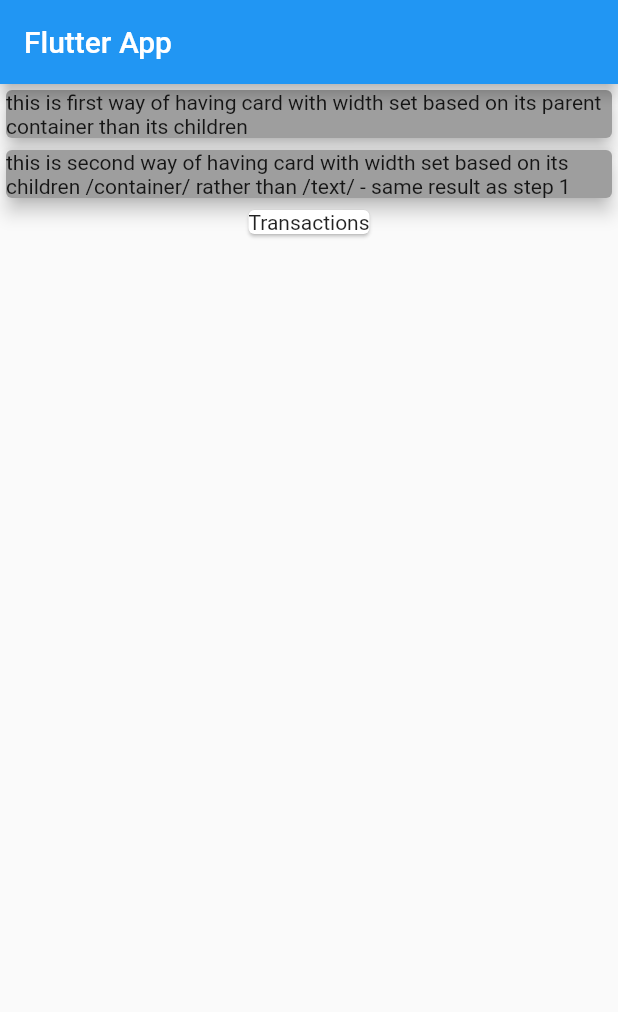
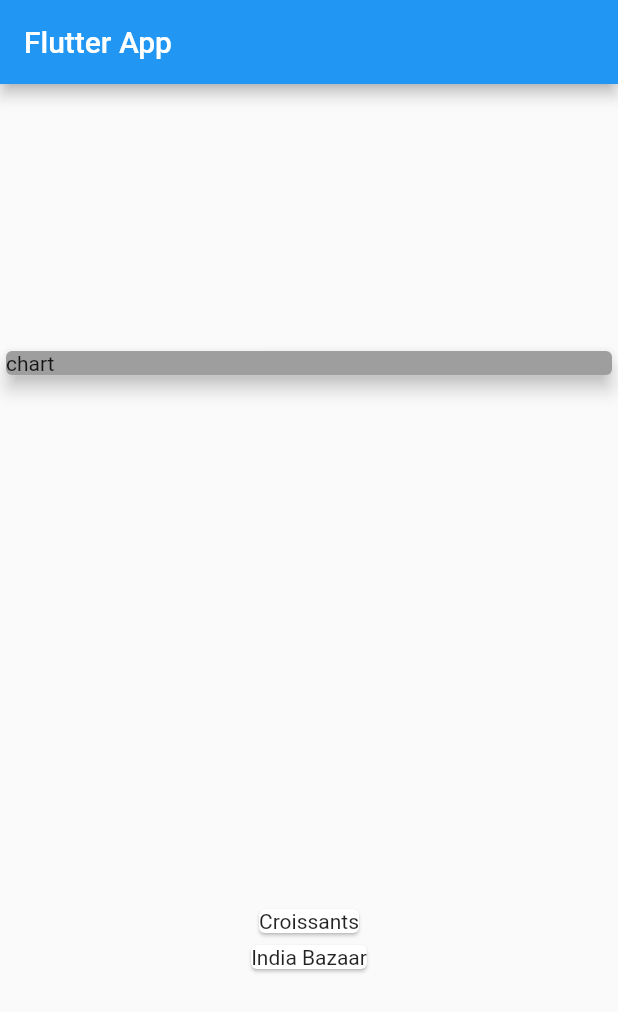
Before and after one commit to nagarakesh4/flutter_expenses_app, a Flutter app: the screen it shows after launch, on a phone screen of 412 x 824 dp. Shown: the top 1012 px of the screen. Run offline on Flutter 3.47's test engine with Material 2 defaults, Android fonts, the phone set to English and light mode, and no system bars.

Commit message:
add transaction card

```diff
--- a/lib/main.dart
+++ b/lib/main.dart
@@ -1,3 +1,4 @@
+import './transaction.dart';
 import 'package:flutter/material.dart';
 
 void main() {
@@ -19,6 +20,21 @@ class MyApp extends StatelessWidget {
 }
 
 class MyHomePage extends StatelessWidget {
+  final List<Transaction> transactions = [
+    Transaction(
+      id: 't0',
+      title: 'Croissants',
+      amount: 12.99,
+      dateTime: DateTime.now(),
+    ),
+    Transaction(
+      id: 't1',
+      title: 'India Bazaar',
+      amount: 32.99,
+      dateTime: DateTime.now(),
+    )
+  ];
+
   @override
   Widget build(BuildContext context) {
     return Scaffold(
@@ -26,25 +42,22 @@ class MyHomePage extends StatelessWidget {
         title: Text('Flutter App'),
       ),
       body: Column(
+        mainAxisAlignment: MainAxisAlignment.spaceAround,
         children: <Widget>[
           Container(
             width: double.infinity,
             child: Card(
-              child: Text('this is first way of having card with width set based on its parent container than its children'),
+              child: Text('chart'),
               color: Colors.grey,
               elevation: 5,
             ),
           ),
-          Card(
-            child: Container(
-              width: double.infinity,
-              child: Text('this is second way of having card with width set based on its children /container/ rather than /text/ - same result as step 1'),
-            ),
-            color: Colors.grey,
-            elevation: 5,
-          ),
-          Card(
-            child: Text('Transactions'),
+          Column(
+            children: transactions.map((tx) {
+              return Card(
+                child: Text(tx.title),
+              );
+            }).toList(),
           )
         ],
       ),
--- /dev/null
+++ b/lib/transaction.dart
@@ -0,0 +1,15 @@
+import 'package:flutter/foundation.dart';
+
+class Transaction {
+  final String id;
+  final String title;
+  final double amount;
+  final DateTime dateTime;
+
+  Transaction({
+    @required this.id,
+    @required this.title,
+    @required this.amount,
+    @required this.dateTime,
+  });
+}
```
Also changed, not shown: 1 other file.
